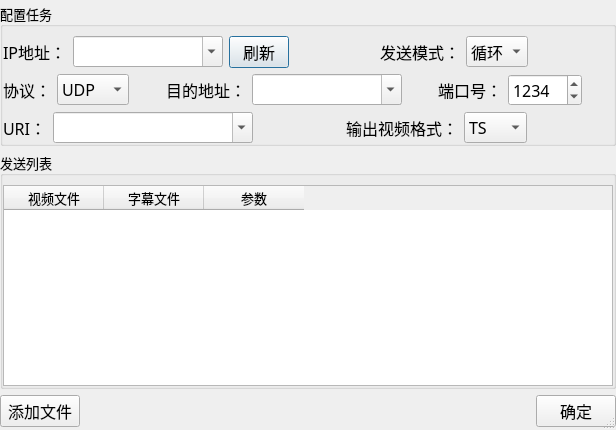
Before: the Qt Designer form ui/addTask.ui in Reinering/stream-sender, drawn with Qt 5.
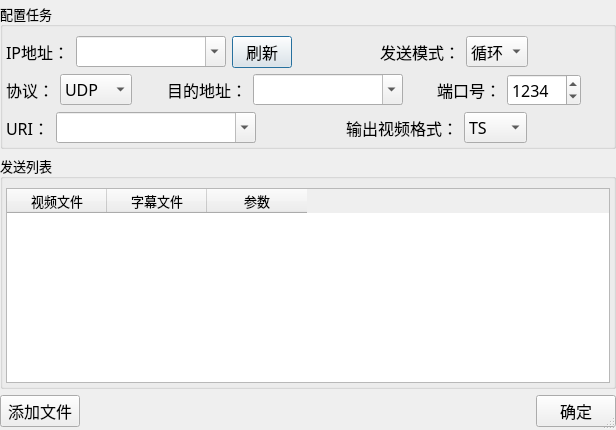
After: the same form once the commit is applied.

Diff of the .ui file:
```diff
--- a/ui/addTask.ui
+++ b/ui/addTask.ui
@@ -47,13 +47,13 @@
      </property>
      <layout class="QGridLayout" name="gridLayout">
       <property name="leftMargin">
-       <number>0</number>
+       <number>3</number>
       </property>
       <property name="rightMargin">
-       <number>0</number>
+       <number>3</number>
       </property>
       <property name="bottomMargin">
-       <number>0</number>
+       <number>3</number>
       </property>
       <item row="0" column="0">
        <layout class="QHBoxLayout" name="horizontalLayout_7">
@@ -501,13 +501,13 @@
      </property>
      <layout class="QGridLayout" name="gridLayout_2">
       <property name="leftMargin">
-       <number>0</number>
+       <number>3</number>
       </property>
       <property name="rightMargin">
-       <number>0</number>
+       <number>3</number>
       </property>
       <property name="bottomMargin">
-       <number>0</number>
+       <number>3</number>
       </property>
       <item row="0" column="1">
        <widget class="QTableWidget" name="tableWidget">
```
